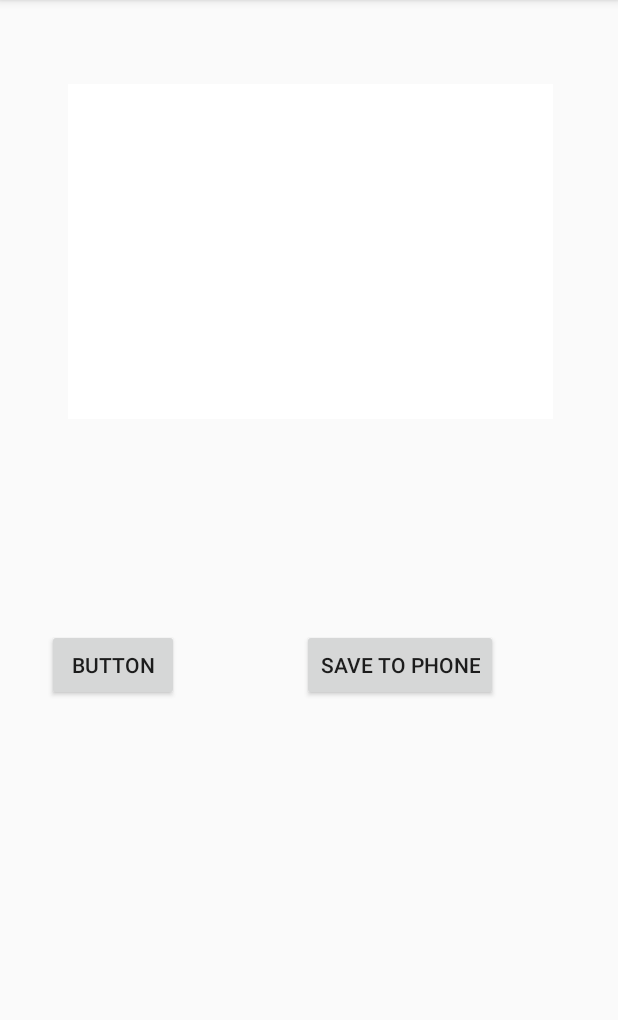
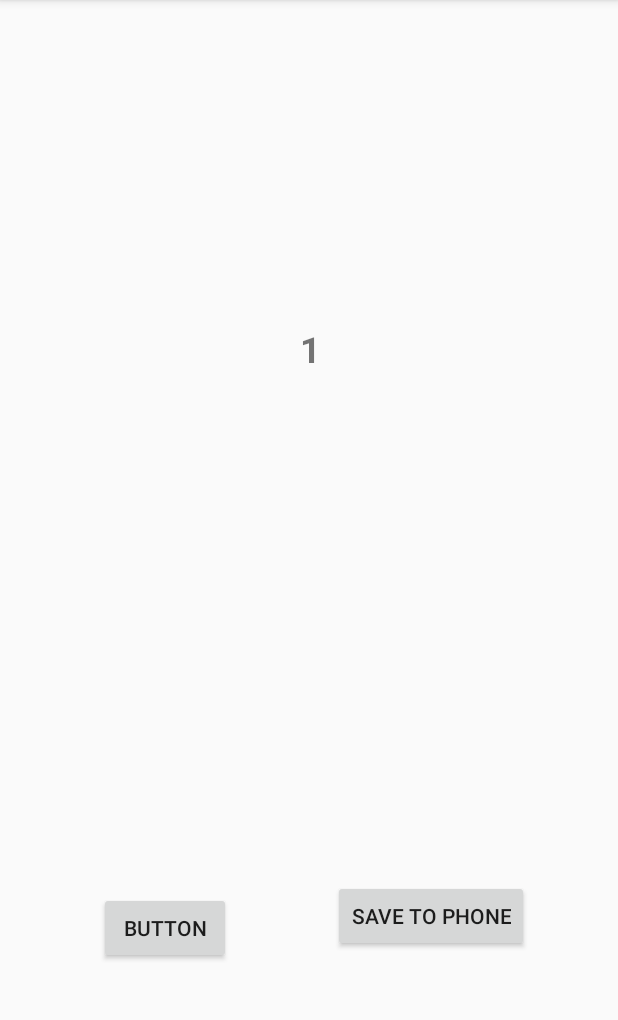
Before and after one commit to JensJakobMikkelsen/AppProject_group6, an Android app: the collection_Activity screen opened directly, with no data from a screen before it, on a phone screen of 412 x 824 dp, the part 84-1104 px from its top. Run offline under Robolectric (Android 15) with nearby library versions, the phone set to English and light mode, and no system bars; 1 statement that could not run was skipped.

Commit message:
added swipe to view collection

```diff
--- a/memeRUN/app/build.gradle
+++ b/memeRUN/app/build.gradle
@@ -1,11 +1,11 @@
 apply plugin: 'com.android.application'
 
 android {
-    compileSdkVersion 28
+    compileSdkVersion 27
     defaultConfig {
         applicationId "com.example.memerun"
         minSdkVersion 15
-        targetSdkVersion 28
+        targetSdkVersion 27
         versionCode 1
         versionName "1.0"
         testInstrumentationRunner "android.support.test.runner.AndroidJUnitRunner"
@@ -20,7 +20,7 @@ android {
 
 dependencies {
     implementation fileTree(dir: 'libs', include: ['*.jar'])
-    implementation 'com.android.support:appcompat-v7:28.0.0'
+    implementation 'com.android.support:appcompat-v7:27.0.0'
     implementation 'com.android.support.constraint:constraint-layout:1.1.3'
     testImplementation 'junit:junit:4.12'
     androidTestImplementation 'com.android.support.test:runner:1.0.2'
--- /dev/null
+++ b/memeRUN/app/src/main/java/com/example/memerun/classes/fragmentPage.java
@@ -0,0 +1,29 @@
+package com.example.memerun.classes;
+
+import android.os.Bundle;
+import android.support.annotation.NonNull;
+import android.support.annotation.Nullable;
+import android.support.v4.app.Fragment;
+import android.view.LayoutInflater;
+import android.view.View;
+import android.view.ViewGroup;
+import android.widget.TextView;
+
+import com.example.memerun.R;
+
+public class fragmentPage extends Fragment {
+    @Nullable
+    @Override
+    public View onCreateView(@NonNull LayoutInflater inflater, @Nullable ViewGroup container, @Nullable Bundle savedInstanceState) {
+        //return super.onCreateView(inflater, container, savedInstanceState);
+
+        final View view;
+        Bundle bundle =getArguments();
+       int pageNumber= bundle.getInt("pageNumber");
+      view = inflater.inflate(R.layout.page_fragmet_layout,container,false);
+        TextView textView = (TextView)view.findViewById(R.id.textviewer_Page1);
+        textView.setText(Integer.toString(pageNumber));
+        return view;
+
+    }
+}
--- a/memeRUN/app/src/main/java/com/example/memerun/collection_Activity.java
+++ b/memeRUN/app/src/main/java/com/example/memerun/collection_Activity.java
@@ -17,12 +17,15 @@ import android.provider.MediaStore;
 import android.support.v4.app.ActivityCompat;
 import android.support.v4.content.ContextCompat;
 import android.support.v4.content.LocalBroadcastManager;
+import android.support.v4.view.ViewPager;
 import android.support.v7.app.AppCompatActivity;
 import android.os.Bundle;
 import android.util.Log;
 import android.view.View;
 import android.widget.Button;
 import android.widget.ImageView;
+
+import com.example.memerun.customAdapter.SwipeAdapter;
 
 import java.io.File;
 import java.io.FileNotFoundException;
@@ -66,8 +69,8 @@ public class collection_Activity extends AppCompatActivity {
             String message = intent.getStringExtra("message");
             if(message == "Initialization_done")
             {
-                final ImageView meme = findViewById(R.id.URLview);
-                    mService.setImage(1, meme);
+               // final ImageView meme = findViewById(R.id.URLview);
+                  // mService.setImage(1, meme);
 
             }
         }
@@ -90,12 +93,21 @@ public class collection_Activity extends AppCompatActivity {
         super.onCreate(savedInstanceState);
         setContentView(R.layout.activity_collection_);
 
+        ViewPager viewPager = (ViewPager)findViewById(R.id.viewPager);
+        viewPager.setOffscreenPageLimit(1);
+        SwipeAdapter swipeAdapter = new SwipeAdapter(getSupportFragmentManager());
+        viewPager.setAdapter(swipeAdapter);
+        viewPager.setCurrentItem(0);
+
+
+
+
         LocalBroadcastManager.getInstance(this).registerReceiver(mMessageReceiver, new IntentFilter("memeService"));
 
         bound = new Intent(this, memeService.class);
         bindService(bound, mConnection, Context.BIND_AUTO_CREATE);
 
-        final ImageView meme = findViewById(R.id.URLview);
+      //  final ImageView meme = findViewById(R.id.URLview);
         //download = (DownLoadImageTask) new DownLoadImageTask(meme)
                 //.execute("https://i.ytimg.com/vi/Ugw6Aod27sU/hqdefault.jpg");
 
@@ -108,9 +120,9 @@ public class collection_Activity extends AppCompatActivity {
             @Override
             public void onClick(View v) {
 
-                meme.buildDrawingCache();
-                Bitmap bmap = meme.getDrawingCache();
-                saveToExternalStorage(bmap);
+              //  meme.buildDrawingCache();
+              //  Bitmap bmap = meme.getDrawingCache();
+                //saveToExternalStorage(bmap);
             }
 
         });
--- /dev/null
+++ b/memeRUN/app/src/main/java/com/example/memerun/customAdapter/SwipeAdapter.java
@@ -0,0 +1,29 @@
+package com.example.memerun.customAdapter;
+
+import android.os.Bundle;
+import android.support.v4.app.Fragment;
+import android.support.v4.app.FragmentManager;
+import android.support.v4.app.FragmentStatePagerAdapter;
+
+import com.example.memerun.classes.fragmentPage;
+
+public class SwipeAdapter extends FragmentStatePagerAdapter {
+    public SwipeAdapter(FragmentManager fm) {
+        super(fm);
+    }
+
+    @Override
+    public Fragment getItem(int position) {
+
+        Fragment pageFragment = new fragmentPage();
+        Bundle bundle = new Bundle();
+        bundle.putInt("pageNumber",position+1);
+        pageFragment.setArguments(bundle);
+        return pageFragment;
+    }
+
+    @Override
+    public int getCount() {
+        return Integer.MAX_VALUE;
+    }
+}
--- a/memeRUN/app/src/main/res/layout/activity_collection_.xml
+++ b/memeRUN/app/src/main/res/layout/activity_collection_.xml
@@ -6,39 +6,49 @@
     android:layout_height="match_parent"
     tools:context=".collection_Activity">
 
-    <ImageView
-        android:id="@+id/URLview"
-        android:layout_width="323dp"
-        android:layout_height="223dp"
-        android:layout_marginTop="56dp"
+    <android.support.v4.view.ViewPager
+        android:id="@+id/viewPager"
+        android:layout_width="177dp"
+        android:layout_height="273dp"
+        android:layout_marginBottom="8dp"
+        android:layout_marginEnd="8dp"
+        android:layout_marginLeft="8dp"
+        android:layout_marginRight="8dp"
+        android:layout_marginStart="8dp"
+        android:layout_marginTop="16dp"
+        app:layout_constraintBottom_toBottomOf="parent"
         app:layout_constraintEnd_toEndOf="parent"
-        app:layout_constraintHorizontal_bias="0.508"
+        app:layout_constraintHorizontal_bias="0.502"
         app:layout_constraintStart_toStartOf="parent"
         app:layout_constraintTop_toTopOf="parent"
-        app:srcCompat="@color/cardview_light_background" />
+        app:layout_constraintVertical_bias="0.168" />
 
     <Button
         android:id="@+id/Back_collection_btn"
         android:layout_width="wrap_content"
         android:layout_height="wrap_content"
-        android:layout_marginStart="31dp"
-        android:layout_marginLeft="31dp"
-        android:layout_marginTop="140dp"
+        android:layout_marginLeft="66dp"
+        android:layout_marginStart="66dp"
+        android:layout_marginTop="100dp"
         android:text="Button"
+        app:layout_constraintBottom_toBottomOf="parent"
         app:layout_constraintStart_toStartOf="parent"
-        app:layout_constraintTop_toBottomOf="@+id/URLview" />
+        app:layout_constraintTop_toBottomOf="@+id/viewPager" />
 
     <Button
         android:id="@+id/save_image"
         android:layout_width="wrap_content"
         android:layout_height="wrap_content"
+        android:layout_marginBottom="8dp"
+        android:layout_marginEnd="66dp"
+        android:layout_marginLeft="68dp"
+        android:layout_marginRight="66dp"
         android:layout_marginStart="68dp"
-        android:layout_marginLeft="68dp"
-        android:layout_marginTop="140dp"
-        android:layout_marginEnd="66dp"
-        android:layout_marginRight="66dp"
+        android:layout_marginTop="92dp"
         android:text="Save to phone"
+        app:layout_constraintBottom_toBottomOf="parent"
         app:layout_constraintEnd_toEndOf="parent"
+        app:layout_constraintHorizontal_bias="0.0"
         app:layout_constraintStart_toEndOf="@+id/Back_collection_btn"
-        app:layout_constraintTop_toBottomOf="@+id/URLview" />
+        app:layout_constraintTop_toBottomOf="@+id/viewPager" />
 </android.support.constraint.ConstraintLayout>
--- /dev/null
+++ b/memeRUN/app/src/main/res/layout/page_fragmet_layout.xml
@@ -0,0 +1,27 @@
+<?xml version="1.0" encoding="utf-8"?>
+<android.support.constraint.ConstraintLayout
+    xmlns:android="http://schemas.android.com/apk/res/android"
+    xmlns:app="http://schemas.android.com/apk/res-auto"
+    xmlns:tools="http://schemas.android.com/tools"
+    android:layout_width="match_parent"
+    android:layout_height="match_parent">
+
+    <TextView
+        android:id="@+id/textviewer_Page1"
+        android:layout_width="wrap_content"
+        android:layout_height="wrap_content"
+        android:layout_marginBottom="32dp"
+        android:layout_marginEnd="32dp"
+        android:layout_marginLeft="32dp"
+        android:layout_marginRight="32dp"
+        android:layout_marginStart="32dp"
+        android:layout_marginTop="32dp"
+        android:lineSpacingExtra="30sp"
+        android:text="TextView"
+        android:textSize="24sp"
+        android:textStyle="bold"
+        app:layout_constraintBottom_toBottomOf="parent"
+        app:layout_constraintEnd_toEndOf="parent"
+        app:layout_constraintStart_toStartOf="parent"
+        app:layout_constraintTop_toTopOf="parent" />
+</android.support.constraint.ConstraintLayout>
```
Also changed, not shown: memeRUN/app/src/main/java/com/example/memerun/memeService.java (+8 -1 lines).
